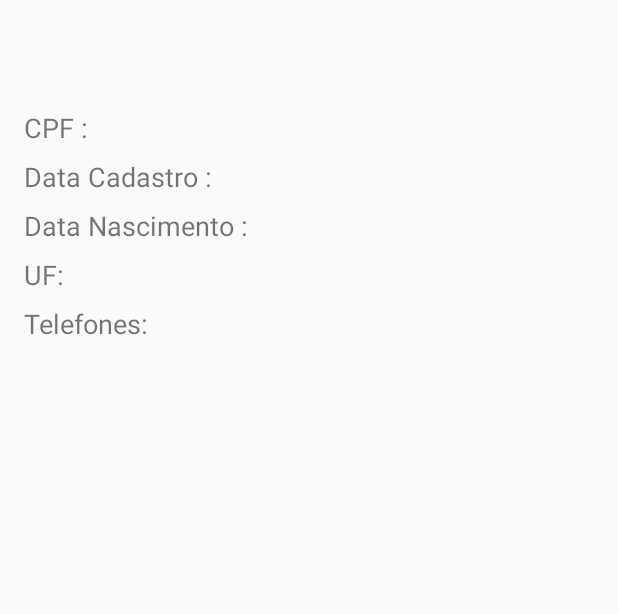
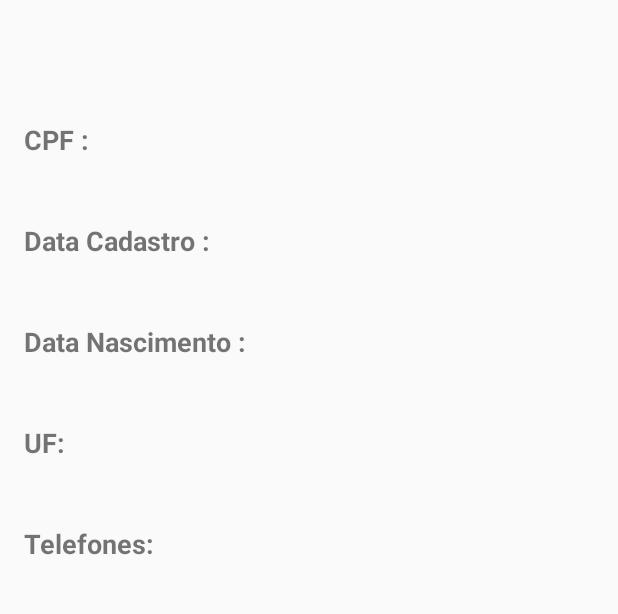
Before and after one commit to mariosntdnz/Agenda, an Android app: the fragment DetalhesFragment placed in its activity, on a phone screen of 412 x 824 dp, the part 84-698 px from its top. Run offline under Robolectric (Android 15) with nearby library versions, the phone set to English and light mode, and no system bars; our stand-ins replace Room's generated code, data binding, navigation-ui; 3 statements that could not run were skipped.

Commit message:
alterando layout de detalhes

```diff
--- a/app/src/main/res/layout/fragment_detalhes.xml
+++ b/app/src/main/res/layout/fragment_detalhes.xml
@@ -7,149 +7,121 @@
             name="cliente"
             type="com.example.agenda.domain.Cliente"/>
     </data>
-    <androidx.constraintlayout.widget.ConstraintLayout
+
+    <LinearLayout
         android:layout_width="match_parent"
-        android:layout_height="match_parent">
+        android:layout_height="match_parent"
+        android:orientation="vertical">
 
         <TextView
             android:id="@+id/textViewDetalhesNome"
-            android:layout_width="0dp"
+            android:layout_width="match_parent"
             android:layout_height="wrap_content"
             android:layout_marginStart="16dp"
             android:layout_marginTop="32dp"
             android:layout_marginEnd="16dp"
             android:gravity="center"
             android:text="@{cliente.nome}"
-            android:textSize="18sp"
-            app:layout_constraintEnd_toEndOf="parent"
-            app:layout_constraintStart_toStartOf="parent"
-            app:layout_constraintTop_toTopOf="parent" />
+            android:textSize="24sp"
+            android:textStyle="bold" />
 
         <TextView
             android:id="@+id/textViewDetalhesCPFLabel"
-            android:layout_width="0dp"
+            android:layout_width="match_parent"
             android:layout_height="wrap_content"
             android:layout_marginStart="16dp"
             android:layout_marginTop="16dp"
             android:text="CPF : "
             android:textSize="18sp"
-            app:layout_constraintStart_toStartOf="parent"
-            app:layout_constraintTop_toBottomOf="@+id/textViewDetalhesNome" />
+            android:textStyle="bold" />
+
+        <TextView
+            android:id="@+id/textViewDetalhesCPF"
+            android:layout_width="match_parent"
+            android:layout_height="wrap_content"
+            android:layout_marginStart="32dp"
+            android:layout_marginTop="6dp"
+            android:text="@{cliente.cpf}"
+            android:textSize="18sp" />
 
         <TextView
             android:id="@+id/textViewDetalhesDataCadastroLabel"
-            android:layout_width="0dp"
+            android:layout_width="match_parent"
             android:layout_height="wrap_content"
             android:layout_marginStart="16dp"
-            android:layout_marginTop="8dp"
+            android:layout_marginTop="12dp"
             android:text="Data Cadastro :"
             android:textSize="18sp"
-            app:layout_constraintStart_toStartOf="parent"
-            app:layout_constraintTop_toBottomOf="@+id/textViewDetalhesCPFLabel" />
+            android:textStyle="bold" />
+
+        <TextView
+            android:id="@+id/textViewDetalhesDataNasc"
+            android:layout_width="match_parent"
+            android:layout_height="wrap_content"
+            android:layout_marginStart="32dp"
+            android:layout_marginTop="6dp"
+            android:text="@{cliente.dataNascimento}"
+            android:textSize="18sp" />
 
         <TextView
             android:id="@+id/textViewDetalhesDatadeNascimentoLabel"
             android:layout_width="wrap_content"
             android:layout_height="wrap_content"
             android:layout_marginStart="16dp"
-            android:layout_marginTop="8dp"
+            android:layout_marginTop="12dp"
             android:text="Data Nascimento :"
             android:textSize="18sp"
-            app:layout_constraintStart_toStartOf="parent"
-            app:layout_constraintTop_toBottomOf="@+id/textViewDetalhesDataCadastroLabel" />
+            android:textStyle="bold" />
+
+        <TextView
+            android:id="@+id/textViewDetalhesDataCadastro"
+            android:layout_width="match_parent"
+            android:layout_height="wrap_content"
+            android:layout_marginStart="32dp"
+            android:layout_marginTop="6dp"
+            android:text="@{cliente.dataCadastro}"
+            android:textSize="18sp" />
 
         <TextView
             android:id="@+id/textViewDetalhesUF"
             android:layout_width="wrap_content"
             android:layout_height="wrap_content"
             android:layout_marginStart="16dp"
-            android:layout_marginTop="8dp"
+            android:layout_marginTop="12dp"
             android:text="UF:"
             android:textSize="18sp"
-            app:layout_constraintStart_toStartOf="parent"
-            app:layout_constraintTop_toBottomOf="@+id/textViewDetalhesDatadeNascimentoLabel" />
+            android:textStyle="bold" />
+
+        <TextView
+            android:id="@+id/textViewDetalhesUFvalue"
+            android:layout_width="match_parent"
+            android:layout_height="wrap_content"
+            android:layout_marginStart="32dp"
+            android:layout_marginTop="6dp"
+            android:text="@{cliente.UF}"
+            android:textSize="18sp" />
 
         <TextView
             android:id="@+id/textViewDetalhesTelefoneLabel"
             android:layout_width="wrap_content"
             android:layout_height="wrap_content"
             android:layout_marginStart="16dp"
-            android:layout_marginTop="8dp"
+            android:layout_marginTop="12dp"
             android:text="Telefones:"
             android:textSize="18sp"
-            app:layout_constraintStart_toStartOf="parent"
-            app:layout_constraintTop_toBottomOf="@+id/textViewDetalhesUF" />
-
-        <TextView
-            android:id="@+id/textViewDetalhesCPF"
-            android:layout_width="0dp"
-            android:layout_height="wrap_content"
-            android:layout_marginStart="32dp"
-            android:layout_marginTop="16dp"
-            android:text="@{cliente.cpf}"
-            android:textSize="18sp"
-            app:layout_constraintEnd_toEndOf="parent"
-            app:layout_constraintStart_toStartOf="@+id/guideline3"
-            app:layout_constraintTop_toBottomOf="@+id/textViewDetalhesNome" />
-
-        <TextView
-            android:id="@+id/textViewDetalhesDataNasc"
-            android:layout_width="0dp"
-            android:layout_height="wrap_content"
-            android:layout_marginStart="32dp"
-            android:layout_marginTop="8dp"
-            android:text="@{cliente.dataNascimento}"
-            android:textSize="18sp"
-            app:layout_constraintBottom_toBottomOf="@+id/textViewDetalhesDatadeNascimentoLabel"
-            app:layout_constraintEnd_toEndOf="parent"
-            app:layout_constraintStart_toStartOf="@+id/guideline3"
-            app:layout_constraintTop_toBottomOf="@+id/textViewDetalhesDataCadastro" />
-
-        <TextView
-            android:id="@+id/textViewDetalhesDataCadastro"
-            android:layout_width="0dp"
-            android:layout_height="wrap_content"
-            android:layout_marginStart="32dp"
-            android:layout_marginTop="8dp"
-            android:text="@{cliente.dataCadastro}"
-            android:textSize="18sp"
-            app:layout_constraintBottom_toBottomOf="@+id/textViewDetalhesDataCadastroLabel"
-            app:layout_constraintEnd_toEndOf="parent"
-            app:layout_constraintStart_toStartOf="@+id/guideline3"
-            app:layout_constraintTop_toBottomOf="@+id/textViewDetalhesCPF" />
-
-        <TextView
-            android:id="@+id/textViewDetalhesUFvalue"
-            android:layout_width="0dp"
-            android:layout_height="wrap_content"
-            android:layout_marginStart="32dp"
-            android:layout_marginTop="9dp"
-            android:text="@{cliente.UF}"
-            android:textSize="18sp"
-            app:layout_constraintBottom_toBottomOf="@+id/textViewDetalhesUF"
-            app:layout_constraintEnd_toEndOf="parent"
-            app:layout_constraintStart_toStartOf="@+id/guideline3"
-            app:layout_constraintTop_toBottomOf="@+id/textViewDetalhesDataNasc" />
+            android:textStyle="bold" />
 
         <androidx.recyclerview.widget.RecyclerView
             android:id="@+id/recyclerViewDetalhesTelefones"
-            android:layout_width="0dp"
+            android:layout_width="match_parent"
             android:layout_height="wrap_content"
             android:layout_marginStart="16dp"
+            android:layout_marginTop="6dp"
             android:scrollbarThumbVertical="@layout/scroll_style"
             android:scrollbars="vertical"
             app:layoutManager="androidx.recyclerview.widget.GridLayoutManager"
-            app:layout_constraintEnd_toEndOf="parent"
-            app:layout_constraintStart_toStartOf="@+id/guideline3"
-            app:layout_constraintTop_toTopOf="@+id/textViewDetalhesTelefoneLabel"
             app:spanCount="1"
             tools:listitem="@layout/detalhe_item" />
 
-        <androidx.constraintlayout.widget.Guideline
-            android:id="@+id/guideline3"
-            android:layout_width="wrap_content"
-            android:layout_height="wrap_content"
-            android:orientation="vertical"
-            app:layout_constraintGuide_percent="0.36" />
-    </androidx.constraintlayout.widget.ConstraintLayout>
+    </LinearLayout>
 </layout>
```
